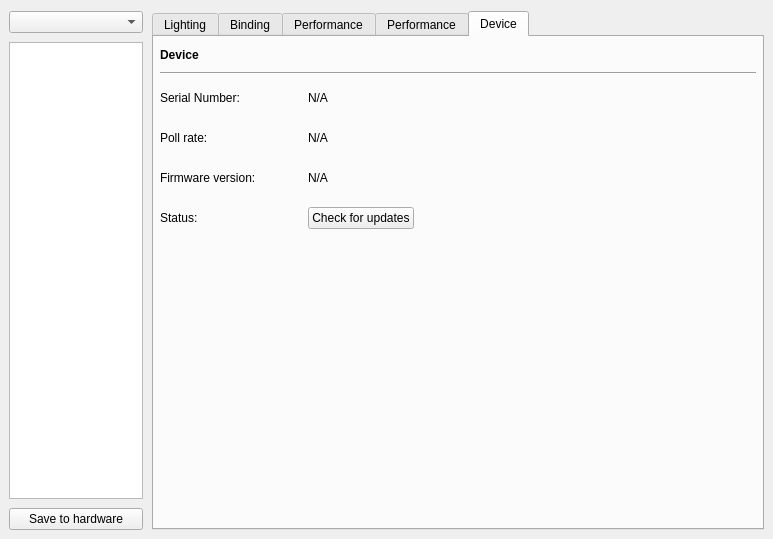
Qt form src/gui/kbwidget.ui (ckb-next/ckb-next) before a commit.
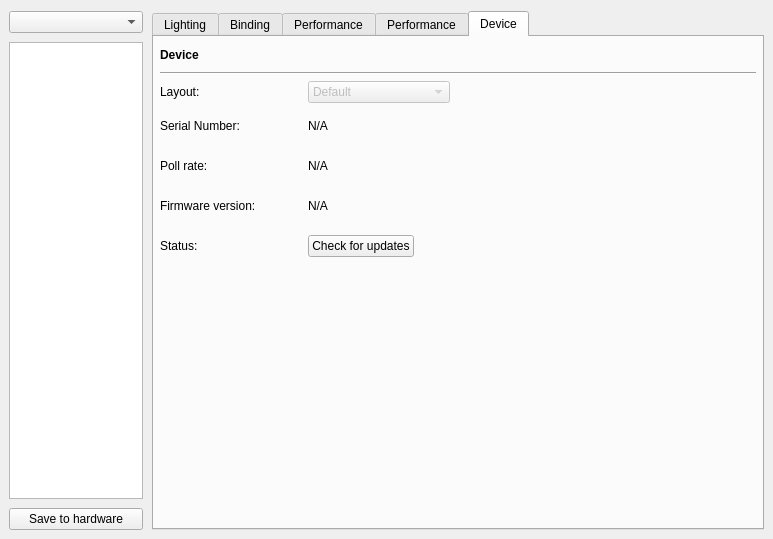
The same form after that commit. Custom widgets are drawn as their Qt base class.

Commit message: Make HW layouts device-specific

The edit to the form file:
```diff
--- a/src/gui/kbwidget.ui
+++ b/src/gui/kbwidget.ui
@@ -194,23 +194,20 @@
        <property name="bottomMargin">
         <number>6</number>
        </property>
-       <item row="4" column="1">
-        <spacer name="horizontalSpacer_2">
-         <property name="orientation">
-          <enum>Qt::Horizontal</enum>
-         </property>
-         <property name="sizeType">
-          <enum>QSizePolicy::Fixed</enum>
-         </property>
-         <property name="sizeHint" stdset="0">
-          <size>
-           <width>40</width>
-           <height>1</height>
-          </size>
-         </property>
-        </spacer>
-       </item>
        <item row="4" column="0">
+        <widget class="QLabel" name="pollLabel2">
+         <property name="minimumSize">
+          <size>
+           <width>0</width>
+           <height>34</height>
+          </size>
+         </property>
+         <property name="text">
+          <string>Poll rate:</string>
+         </property>
+        </widget>
+       </item>
+       <item row="5" column="0">
         <widget class="QLabel" name="label_9">
          <property name="minimumSize">
           <size>
@@ -223,20 +220,20 @@
          </property>
         </widget>
        </item>
-       <item row="6" column="0">
-        <widget class="QLabel" name="fwUpdLabel">
-         <property name="minimumSize">
-          <size>
-           <width>0</width>
-           <height>34</height>
-          </size>
+       <item row="1" column="0" colspan="3">
+        <widget class="Line" name="line">
+         <property name="sizePolicy">
+          <sizepolicy hsizetype="Expanding" vsizetype="Fixed">
+           <horstretch>0</horstretch>
+           <verstretch>0</verstretch>
+          </sizepolicy>
          </property>
-         <property name="text">
-          <string>Status:</string>
+         <property name="orientation">
+          <enum>Qt::Horizontal</enum>
          </property>
         </widget>
        </item>
-       <item row="4" column="2">
+       <item row="5" column="2">
         <widget class="QLabel" name="fwLabel">
          <property name="cursor">
           <cursorShape>IBeamCursor</cursorShape>
@@ -249,20 +246,23 @@
          </property>
         </widget>
        </item>
-       <item row="2" column="0">
-        <widget class="QLabel" name="label_4">
-         <property name="minimumSize">
+       <item row="5" column="1">
+        <spacer name="horizontalSpacer_2">
+         <property name="orientation">
+          <enum>Qt::Horizontal</enum>
+         </property>
+         <property name="sizeType">
+          <enum>QSizePolicy::Fixed</enum>
+         </property>
+         <property name="sizeHint" stdset="0">
           <size>
-           <width>0</width>
-           <height>34</height>
+           <width>40</width>
+           <height>1</height>
           </size>
          </property>
-         <property name="text">
-          <string>Serial Number:</string>
-         </property>
-        </widget>
+        </spacer>
        </item>
-       <item row="6" column="2">
+       <item row="7" column="2">
         <layout class="QHBoxLayout" name="fwUpdLayout">
          <item>
           <widget class="QPushButton" name="fwUpdButton">
@@ -286,27 +286,14 @@
          </item>
         </layout>
        </item>
-       <item row="3" column="0">
-        <widget class="QLabel" name="pollLabel2">
-         <property name="minimumSize">
-          <size>
-           <width>0</width>
-           <height>34</height>
-          </size>
-         </property>
-         <property name="text">
-          <string>Poll rate:</string>
-         </property>
-        </widget>
-       </item>
-       <item row="3" column="2">
+       <item row="4" column="2">
         <widget class="QLabel" name="pollLabel">
          <property name="text">
           <string>N/A</string>
          </property>
         </widget>
        </item>
-       <item row="8" column="2">
+       <item row="9" column="2">
         <spacer name="verticalSpacer">
          <property name="orientation">
           <enum>Qt::Vertical</enum>
@@ -319,7 +306,33 @@
          </property>
         </spacer>
        </item>
-       <item row="2" column="2">
+       <item row="7" column="0">
+        <widget class="QLabel" name="fwUpdLabel">
+         <property name="minimumSize">
+          <size>
+           <width>0</width>
+           <height>34</height>
+          </size>
+         </property>
+         <property name="text">
+          <string>Status:</string>
+         </property>
+        </widget>
+       </item>
+       <item row="3" column="0">
+        <widget class="QLabel" name="label_4">
+         <property name="minimumSize">
+          <size>
+           <width>0</width>
+           <height>34</height>
+          </size>
+         </property>
+         <property name="text">
+          <string>Serial Number:</string>
+         </property>
+        </widget>
+       </item>
+       <item row="3" column="2">
         <widget class="QLabel" name="serialLabel">
          <property name="cursor">
           <cursorShape>IBeamCursor</cursorShape>
@@ -357,16 +370,54 @@
          </property>
         </widget>
        </item>
-       <item row="1" column="0" colspan="3">
-        <widget class="Line" name="line">
+       <item row="2" column="2">
+        <layout class="QHBoxLayout" name="horizontalLayout">
+         <item>
+          <widget class="QComboBox" name="layoutBox">
+           <property name="enabled">
+            <bool>false</bool>
+           </property>
          <property name="sizePolicy">
-          <sizepolicy hsizetype="Expanding" vsizetype="Fixed">
+            <sizepolicy hsizetype="Minimum" vsizetype="Fixed">
            <horstretch>0</horstretch>
            <verstretch>0</verstretch>
           </sizepolicy>
          </property>
+           <property name="minimumSize">
+            <size>
+             <width>142</width>
+             <height>0</height>
+            </size>
+           </property>
+           <property name="contextMenuPolicy">
+            <enum>Qt::DefaultContextMenu</enum>
+           </property>
+           <item>
+            <property name="text">
+             <string>Default</string>
+            </property>
+           </item>
+          </widget>
+         </item>
+         <item>
+          <spacer name="horizontalSpacer">
          <property name="orientation">
           <enum>Qt::Horizontal</enum>
+           </property>
+           <property name="sizeHint" stdset="0">
+            <size>
+             <width>40</width>
+             <height>20</height>
+            </size>
+           </property>
+          </spacer>
+         </item>
+        </layout>
+       </item>
+       <item row="2" column="0">
+        <widget class="QLabel" name="layoutLabel">
+         <property name="text">
+          <string>Layout:</string>
          </property>
         </widget>
        </item>
```
Lines whose indentation alone changed are shown as unchanged. The commit also changes 12 other files.
